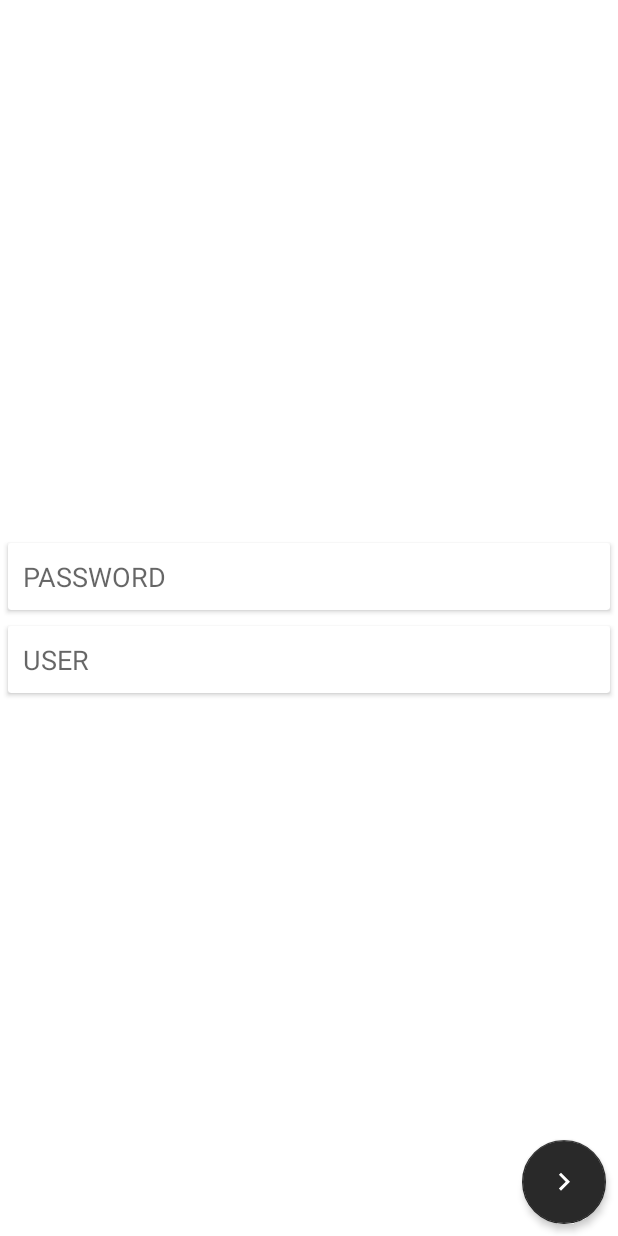
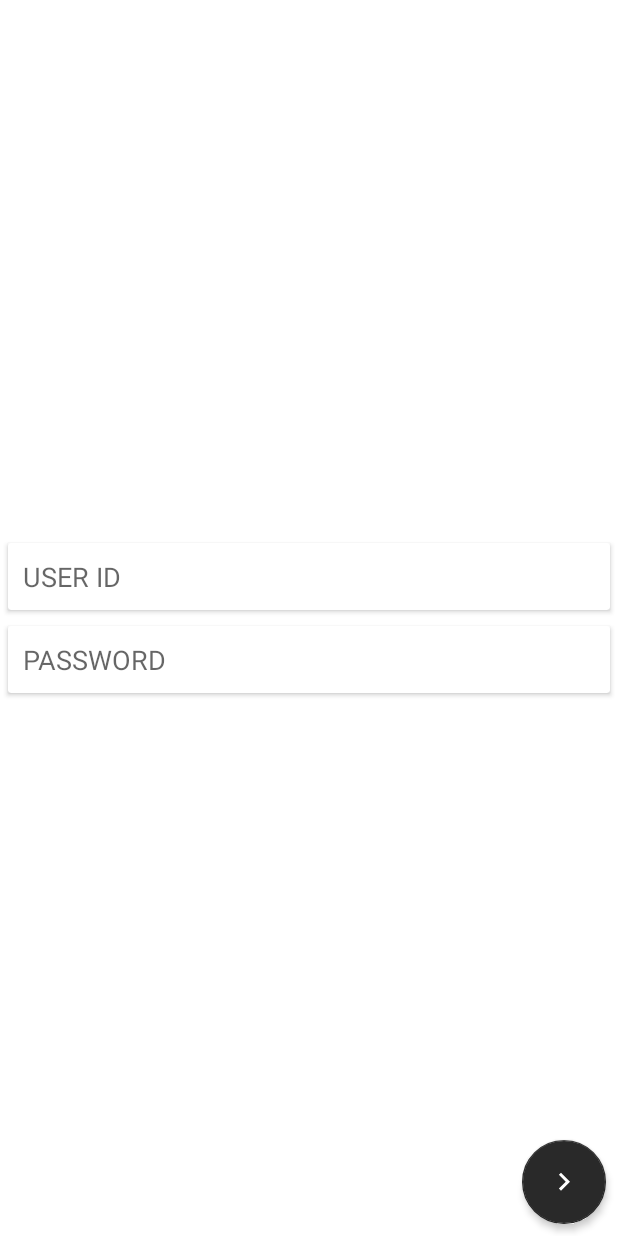
Before and after one commit to Siddharha/Singularity, an Android app: the screen it shows after launch (MainActivity), on a phone screen of 412 x 824 dp. Run offline under Robolectric (Android 15) with nearby library versions, the phone set to English and light mode, and no system bars.

Commit message:
Initial Setup

```diff
--- a/app/src/main/res/layout/activity_main.xml
+++ b/app/src/main/res/layout/activity_main.xml
@@ -48,7 +48,7 @@
                 android:layout_margin="10dp"
                 android:background="@color/transparent"
                 android:ems="10"
-                android:hint="PASSWORD"
+                android:hint="USER ID"
                 android:inputType="textPersonName" />
         </android.support.v7.widget.CardView>
 
@@ -65,7 +65,7 @@
                 android:layout_margin="10dp"
                 android:background="@color/transparent"
                 android:ems="10"
-                android:hint="USER"
+                android:hint="PASSWORD"
                 android:inputType="textPersonName" />
         </android.support.v7.widget.CardView>
     </LinearLayout>
```
